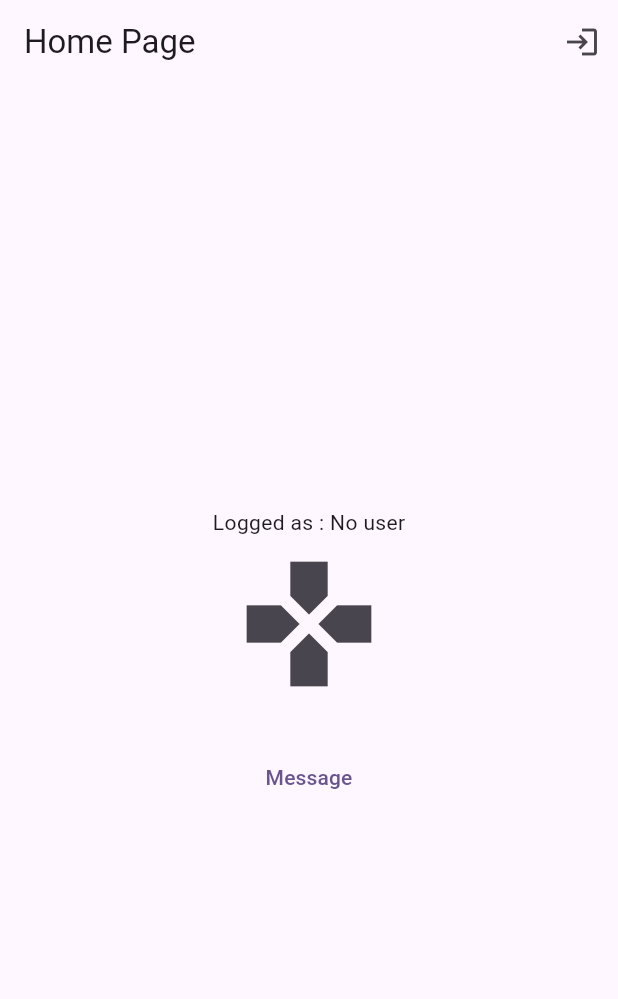
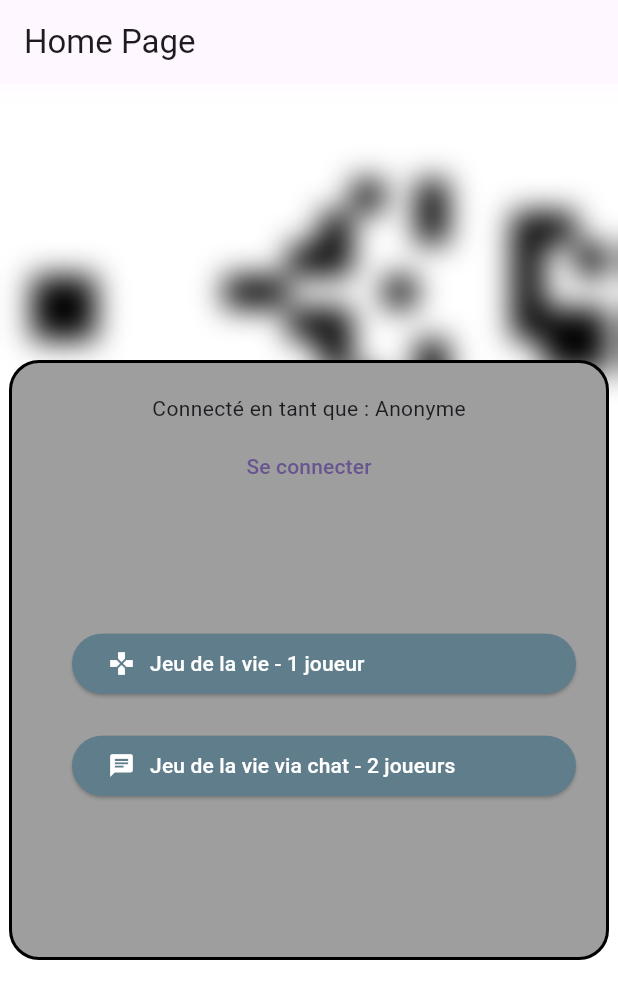
Before and after one commit to Mo8/DevAvanceJeuDeLaVie, a Flutter app: the screen it shows after launch, on a phone screen of 412 x 824 dp. Shown: the top 999 px of the screen. Run offline on Flutter 3.47's test engine with Material 3 defaults, Android fonts, the phone set to English and light mode, and no system bars; missing offline and left inert: peerdart, zoom_widget; accounts and stored records are empty.

Commit message:
v1.3 : - modification interface graphique - sécurité : ajout d'une api/serveur intermédiaire pour contré les injection nosql - ajout d'un icon pour l'application - debug

```diff
--- a/lib/controllers/LoginController.dart
+++ b/lib/controllers/LoginController.dart
@@ -1,38 +1,25 @@
+
 import 'dart:convert';
 
 import 'package:flutter/material.dart';
-import 'package:jeu_de_la_vie/models/Config.dart';
 import 'package:jeu_de_la_vie/models/User.dart';
-import 'package:mongo_dart/mongo_dart.dart' as mongo;
-import 'package:crypto/crypto.dart';
+import 'package:http/http.dart' as http;
 
 class LoginController extends ChangeNotifier {
   User? user;
-  mongo.DbCollection? db;
-static const  mongoDBurl =  String.fromEnvironment("mongoDB");
-  LoginController() {
-    mongo.Db.create(mongoDBurl)
-        .then((value) async {
-      await value.open();
-      db = value.collection("users");
-      if (await db?.count() == 0 ) {
-        await db?.insertAll([
-          {"username": "admin", "password": sha256.convert(utf8.encode("admin")).toString(), "config": "23A13D"},
-          {"username": "user", "password": sha256.convert(utf8.encode("user")).toString(), "config": "23456A34D"},
-        ]);
-        print("Inserted");
+  static const apiUrl = String.fromEnvironment("apiUrl");
+
+  Future<void> login(String login, String password) async {
+    final response  = await http.post(Uri.parse(apiUrl + "/login"), body: jsonEncode({"username": login, "password": password}), headers: {"content-type": "application/json"});
+    print(response.body);
+      if (response.statusCode == 200) {
+        user = User.fromJson(jsonDecode(response.body));
+        notifyListeners();
       }
-    });
   }
 
-  void login(String login, String password) {
-    db?.findOne(mongo.where.eq("username", login)).then((value) {
-      if (value != null) {
-        if (value["password"] == sha256.convert(utf8.encode(password)).toString()) {
-          user = User(username: value["username"], config: Config.parse(value["config"]));
-          notifyListeners();
-        }
-      }
-    });
+  void logout() {
+    user = null;
+    notifyListeners();
   }
 }
--- a/lib/main.dart
+++ b/lib/main.dart
@@ -13,7 +13,7 @@ import 'package:provider/provider.dart';
 void main() {
   runApp(MultiProvider(providers: [
     ChangeNotifierProvider(create: (context) => LoginController()),
-    ChangeNotifierProvider(create: (context) => PeerController(Random().nextInt(10).toString(),context)),
+    ChangeNotifierProvider(create: (context) => PeerController(Random().nextInt(1000000).toString(),context)),
   ], child: const MyApp()));
 }
 
--- a/lib/pages/HomePage.dart
+++ b/lib/pages/HomePage.dart
@@ -1,3 +1,5 @@
+import 'dart:ui';
+
 import 'package:flutter/material.dart';
 import 'package:jeu_de_la_vie/controllers/LoginController.dart';
 import 'package:provider/provider.dart';
@@ -11,39 +13,105 @@ class HomePage extends StatelessWidget {
       appBar: AppBar(
         title: const Text("Home Page"),
         actions: [
-          IconButton(
+          if (context.watch<LoginController>().user != null)
+            TextButton.icon(
+              label: const Text("Se déconnecter"),
+              onPressed: () {
+                context.read<LoginController>().logout();
+              },
+              icon: const Icon(Icons.logout),
+            ),
+        ],
+      ),
+      body: Container(
+        decoration: BoxDecoration(
+          image: DecorationImage(
+            alignment: Alignment.topLeft,
+            filterQuality: FilterQuality.low,
+            image: AssetImage("assets/glider.gif"),
+            fit: BoxFit.cover,
+          ),
+        ),
+        child: ClipRRect(
+          child: BackdropFilter(
+            filter: ImageFilter.blur(sigmaX: 10, sigmaY: 10),
+            child: Center(
+              child: Container(
+                padding: const EdgeInsets.all(20),
+                constraints: BoxConstraints(maxWidth: 400, maxHeight: 400, minWidth: 300, minHeight: 300),
+                decoration: BoxDecoration(color: Colors.grey, border: Border.all(color: Colors.black, width: 2), borderRadius: BorderRadius.circular(20)),
+                child: Column(
+                  mainAxisAlignment: MainAxisAlignment.start,
+                  children: [
+                    Column(
+                      children: [
+                        Text("Connecté en tant que : ${context.watch<LoginController>().user?.userLabel ?? "Anonyme"}"),
+                        const SizedBox(
+                          height: 5,
+                        ),
+                        if (context.watch<LoginController>().user == null)
+                          TextButton(
                             onPressed: () {
                               Navigator.pushNamed(context, "/login");
                             },
-            icon: const Icon(Icons.login),
+                            child: const Text("Se connecter"),
                           ),
                       ],
                     ),
-      body: Center(
-        child: SingleChildScrollView(
+                    Expanded(
+                      child: Padding(
+                        padding: const EdgeInsets.only(left: 20),
                         child: Column(
                           mainAxisAlignment: MainAxisAlignment.center,
+                          crossAxisAlignment: CrossAxisAlignment.start,
                           children: [
-              Text("Logged as : ${context.watch<LoginController>().user?.userLabel ?? "No user"}"),
-              IconButton(
+                            ElevatedButton(
+                              style: ElevatedButton.styleFrom(backgroundColor: Colors.blueGrey),
                               onPressed: () {
                                 Navigator.pushNamed(context, "/jeuDeLaVie");
                               },
-                icon: const Icon(
+                              child: Row(
+                                children: [
+                                  Icon(
                                     Icons.gamepad,
-                  size: 100,
+                                    color: Colors.white,
+                                  ),
+                                  const SizedBox(
+                                    width: 10,
+                                  ),
+                                  Text("Jeu de la vie - 1 joueur", style: TextStyle(color: Colors.white)),
+                                ],
                               ),
                             ),
                             const SizedBox(
                               height: 20,
                             ),
-              TextButton(
+                            ElevatedButton(
+                              style: ElevatedButton.styleFrom(backgroundColor: Colors.blueGrey),
                               onPressed: () {
                                 Navigator.pushNamed(context, "/message");
                               },
-                child: const Text("Message"),
+                              child: Row(
+                                children: [
+                                  Icon(
+                                    Icons.chat,
+                                    color: Colors.white,
+                                  ),
+                                  const SizedBox(
+                                    width: 10,
+                                  ),
+                                  const Text("Jeu de la vie via chat - 2 joueurs", style: TextStyle(color: Colors.white)),
+                                ],
+                              ),
                             ),
                           ],
+                        ),
+                      ),
+                    ),
+                  ],
+                ),
+              ),
+            ),
           ),
         ),
       ),
--- a/lib/pages/MessagePage.dart
+++ b/lib/pages/MessagePage.dart
@@ -8,9 +8,12 @@ class MessagePage extends StatelessWidget {
   Widget build(BuildContext context) {
     return Scaffold(
       appBar: AppBar(
-        title: const Text("Message"),
+        title: const Text("Chat"),
       ),
-      body: ChatWidget(),
+      body: Padding(
+        padding: const EdgeInsets.all(8.0),
+        child: ChatWidget(),
+      ),
     );
   }
 }
--- a/pubspec.yaml
+++ b/pubspec.yaml
@@ -61,9 +61,8 @@ flutter:
   uses-material-design: true
 
   # To add assets to your application, add an assets section, like this:
-  # assets:
-  #   - images/a_dot_burr.jpeg
-  #   - images/a_dot_ham.jpeg
+  assets:
+    - assets/glider.gif
 
   # An image asset can refer to one or more resolution-specific "variants", see
   # https://flutter.dev/assets-and-images/#resolution-aware
```
Also changed, not shown: lib/controllers/PeerController.dart (+6 -1 lines), lib/models/User.dart (+7 -0 lines), lib/pages/JeuDeLaViePage.dart (+8 -3 lines), lib/pages/LoginPage.dart (+17 -9 lines), lib/widgets/ChatWidget.dart (+20 -9 lines), assets/glider.gif (added), 9 other files. Lines whose indentation alone changed are shown as unchanged.
